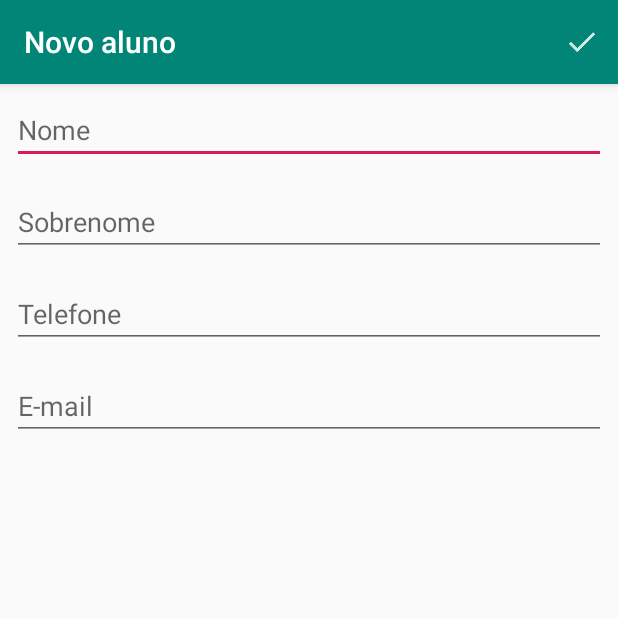
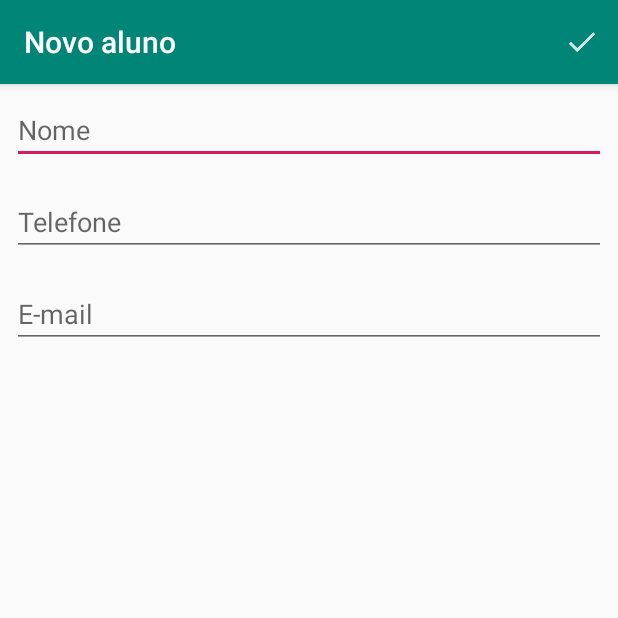
Before and after one commit to bfjeje/AndroidRoomCoursePart1, an Android app: the screen it shows after launch (FormularioAlunoActivity), after a tap on an icon or button, on a phone screen of 412 x 824 dp, the top half of it. Run offline under Robolectric (Android 15) with nearby library versions, the phone set to English and light mode, and no system bars; our stand-ins replace Room's generated code.

Commit message:
Deleted family name and made a migration from new database to old database
Signed-off-by: Bruno Ellerbach <ingbrunofernandez@gmail.com>

```diff
--- a/app/src/main/java/br/com/alura/agenda/database/AgendaDatabase.java
+++ b/app/src/main/java/br/com/alura/agenda/database/AgendaDatabase.java
@@ -12,7 +12,7 @@ import androidx.sqlite.db.SupportSQLiteDatabase;
 import br.com.alura.agenda.database.dao.AlunoDAO;
 import br.com.alura.agenda.model.Aluno;
 
-@Database(entities = {Aluno.class}, version = 2, exportSchema = false)
+@Database(entities = {Aluno.class}, version = 3, exportSchema = false)
 public abstract class AgendaDatabase extends RoomDatabase {
 
     private static final String NAME_DATABASE = "agenda.db";
@@ -29,6 +29,23 @@ public abstract class AgendaDatabase extends RoomDatabase {
                         public void migrate(@NonNull SupportSQLiteDatabase database) {
                             database.execSQL("ALTER TABLE aluno ADD COLUMN sobrenome TEXT");
                         }
+                    }, new Migration(2, 3) {
+                        @Override
+                        public void migrate(@NonNull SupportSQLiteDatabase database) {
+                            // create new table with informations
+                            database.execSQL("CREATE TABLE IF NOT EXISTS `Aluno_new` " +
+                                    "(`id` INTEGER PRIMARY KEY AUTOINCREMENT NOT NULL, " +
+                                    "`nome` TEXT, " +
+                                    "`telefone` TEXT, " +
+                                    "`email` TEXT)");
+                            //copy data from old table to new
+                            database.execSQL("INSERT INTO Aluno_new (id, nome, telefone, email)" +
+                                    "SELECT id, nome, telefone, email FROM Aluno");
+                            //delete old table
+                            database.execSQL("DROP TABLE Aluno");
+                            //Rename new table to old table name
+                            database.execSQL("ALTER TABLE Aluno_new RENAME TO Aluno");
+                        }
                     })
                     .build();
         }
--- a/app/src/main/java/br/com/alura/agenda/ui/activity/FormularioAlunoActivity.java
+++ b/app/src/main/java/br/com/alura/agenda/ui/activity/FormularioAlunoActivity.java
@@ -20,7 +20,6 @@ public class FormularioAlunoActivity extends AppCompatActivity {
     private static final String TITULO_APPBAR_NOVO_ALUNO = "Novo aluno";
     private static final String TITULO_APPBAR_EDITA_ALUNO = "Edita aluno";
     private EditText campoNome;
-    private EditText campoSobrenome;
     private EditText campoTelefone;
     private EditText campoEmail;
     private AlunoDAO dao;
@@ -66,7 +65,6 @@ public class FormularioAlunoActivity extends AppCompatActivity {
 
     private void preencheCampos() {
         campoNome.setText(aluno.getNome());
-        campoSobrenome.setText(aluno.getSobrenome());
         campoTelefone.setText(aluno.getTelefone());
         campoEmail.setText(aluno.getEmail());
     }
@@ -83,19 +81,16 @@ public class FormularioAlunoActivity extends AppCompatActivity {
 
     private void inicializacaoDosCampos() {
         campoNome = findViewById(R.id.activity_formulario_aluno_nome);
-        campoSobrenome = findViewById(R.id.activity_formulario_aluno_sobrenome);
         campoTelefone = findViewById(R.id.activity_formulario_aluno_telefone);
         campoEmail = findViewById(R.id.activity_formulario_aluno_email);
     }
 
     private void preencheAluno() {
         String nome = campoNome.getText().toString();
-        String sobrenome = campoSobrenome.getText().toString();
         String telefone = campoTelefone.getText().toString();
         String email = campoEmail.getText().toString();
 
         aluno.setNome(nome);
-        aluno.setSobrenome(sobrenome);
         aluno.setTelefone(telefone);
         aluno.setEmail(email);
     }
--- a/app/src/main/res/layout/activity_formulario_aluno.xml
+++ b/app/src/main/res/layout/activity_formulario_aluno.xml
@@ -17,16 +17,6 @@
             android:hint="@string/nome"
             android:inputType="textCapWords"
             android:importantForAutofill="no"
-            tools:targetApi="o" />
-
-        <EditText
-            android:id="@+id/activity_formulario_aluno_sobrenome"
-            android:layout_width="match_parent"
-            android:layout_height="wrap_content"
-            android:layout_margin="8dp"
-            android:hint="@string/sobrenome"
-            android:importantForAutofill="no"
-            android:inputType="textCapWords"
             tools:targetApi="o" />
 
         <EditText
--- a/app/src/main/res/values/strings.xml
+++ b/app/src/main/res/values/strings.xml
@@ -5,5 +5,4 @@
     <string name="email">E-mail</string>
     <string name="salvar_aluno">Salvar o aluno</string>
     <string name="remover">Remover</string>
-    <string name="sobrenome">Sobrenome</string>
 </resources>
```
Also changed, not shown: app/src/main/java/br/com/alura/agenda/model/Aluno.java (+1 -10 lines).
